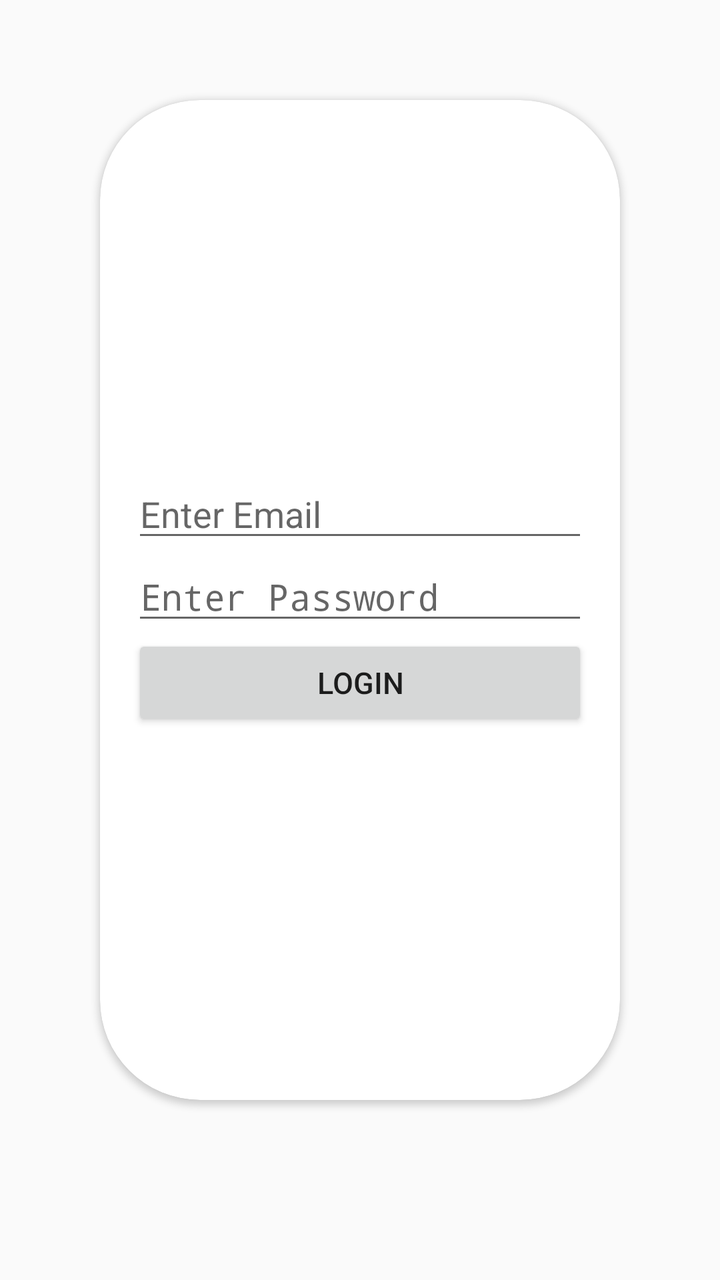
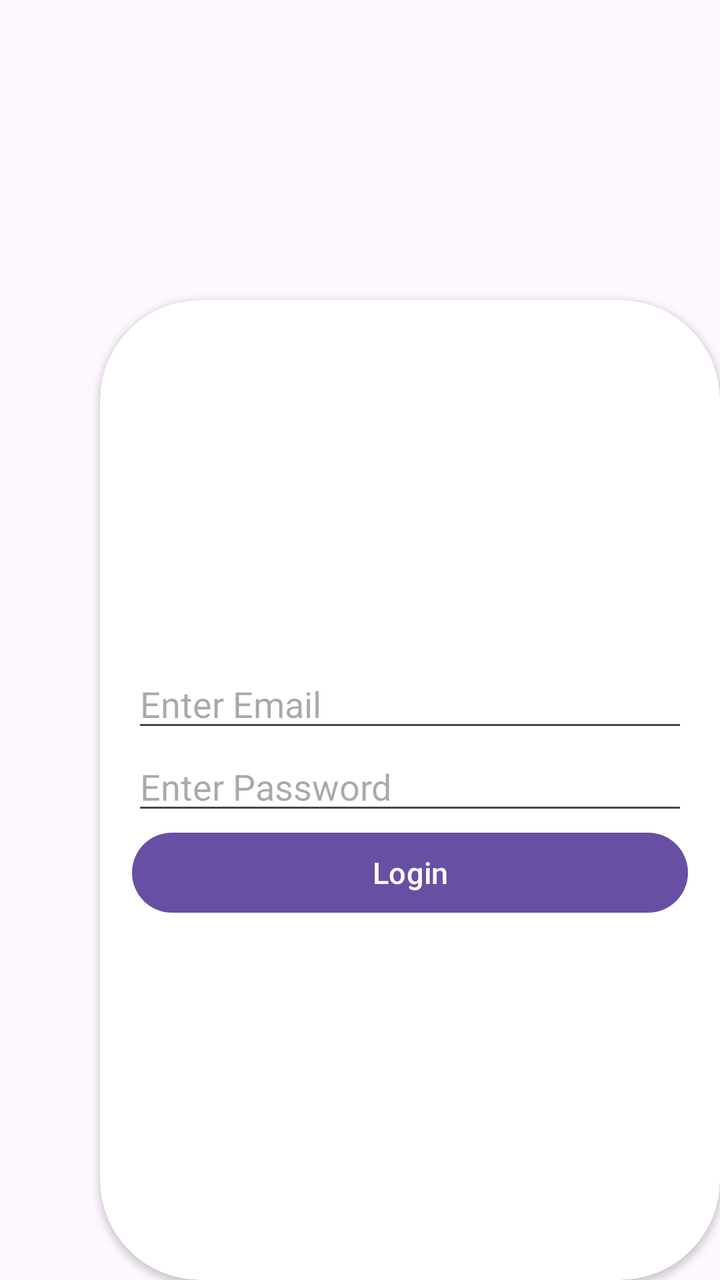

Compare the two renders of this Android layout. The source of the first and the diff that turns it into the second are given below.
<!-- AndroidManifest.xml: application theme Theme.InventoryManager -->
<!-- res/layout/activity_login.xml -->
<?xml version="1.0" encoding="utf-8"?>
<RelativeLayout xmlns:android="http://schemas.android.com/apk/res/android"
    xmlns:app="http://schemas.android.com/apk/res-auto"
    xmlns:tools="http://schemas.android.com/tools"
    android:id="@+id/main"
    android:layout_width="match_parent"
    android:layout_height="match_parent"
    tools:context=".Activity.LoginActivity">

    <androidx.cardview.widget.CardView
        android:layout_width="325dp"
        android:layout_height="500dp"
        android:layout_margin="50dp"
        app:cardCornerRadius="50dp">
        <LinearLayout
            android:layout_width="match_parent"
            android:layout_height="match_parent"
            android:orientation="vertical"
            android:gravity="center"
            android:padding="16dp">

            <EditText
                android:id="@+id/email"
                android:layout_width="match_parent"
                android:layout_height="wrap_content"
                android:hint="Enter Email" />

            <EditText
                android:id="@+id/password"
                android:layout_width="match_parent"
                android:layout_height="wrap_content"
                android:hint="Enter Password"
                android:inputType="textPassword" />

            <Button
                android:id="@+id/login"
                android:layout_width="match_parent"
                android:layout_height="wrap_content"
                android:text="Login"
                android:textSize="15dp"/>
        </LinearLayout>
    </androidx.cardview.widget.CardView>



</RelativeLayout>
<!-- resources referenced by this layout -->
<resources>
  <style name="Theme.InventoryManager" parent="Base.Theme.InventoryManager" />
  <style name="Base.Theme.InventoryManager" parent="Theme.AppCompat.Light.NoActionBar">
          
          
      </style>
</resources>

<!-- the commit's change to res/layout/activity_login.xml (unified diff, before → after) -->
@@ -10,7 +10,8 @@
     <androidx.cardview.widget.CardView
         android:layout_width="325dp"
         android:layout_height="500dp"
-        android:layout_margin="50dp"
+        android:layout_marginLeft="50dp"
+        android:layout_marginTop="150dp"
         app:cardCornerRadius="50dp">
         <LinearLayout
             android:layout_width="match_parent"
<!-- resource entries referenced after the edit -->
@@ -1,7 +1,7 @@
 <!-- resources referenced by this layout -->
 <resources>
   <style name="Theme.InventoryManager" parent="Base.Theme.InventoryManager" />
-  <style name="Base.Theme.InventoryManager" parent="Theme.AppCompat.Light.NoActionBar">
+  <style name="Base.Theme.InventoryManager" parent="Theme.Material3.DayNight.NoActionBar">
           
           
       </style>
